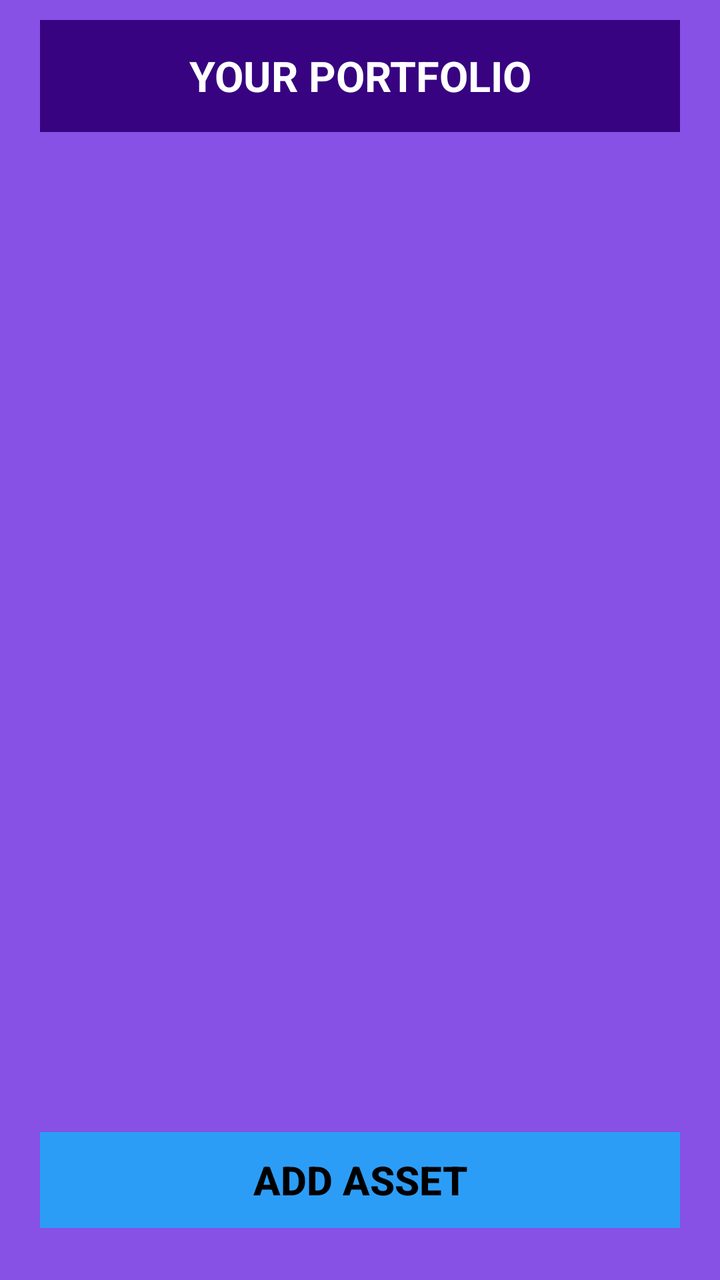
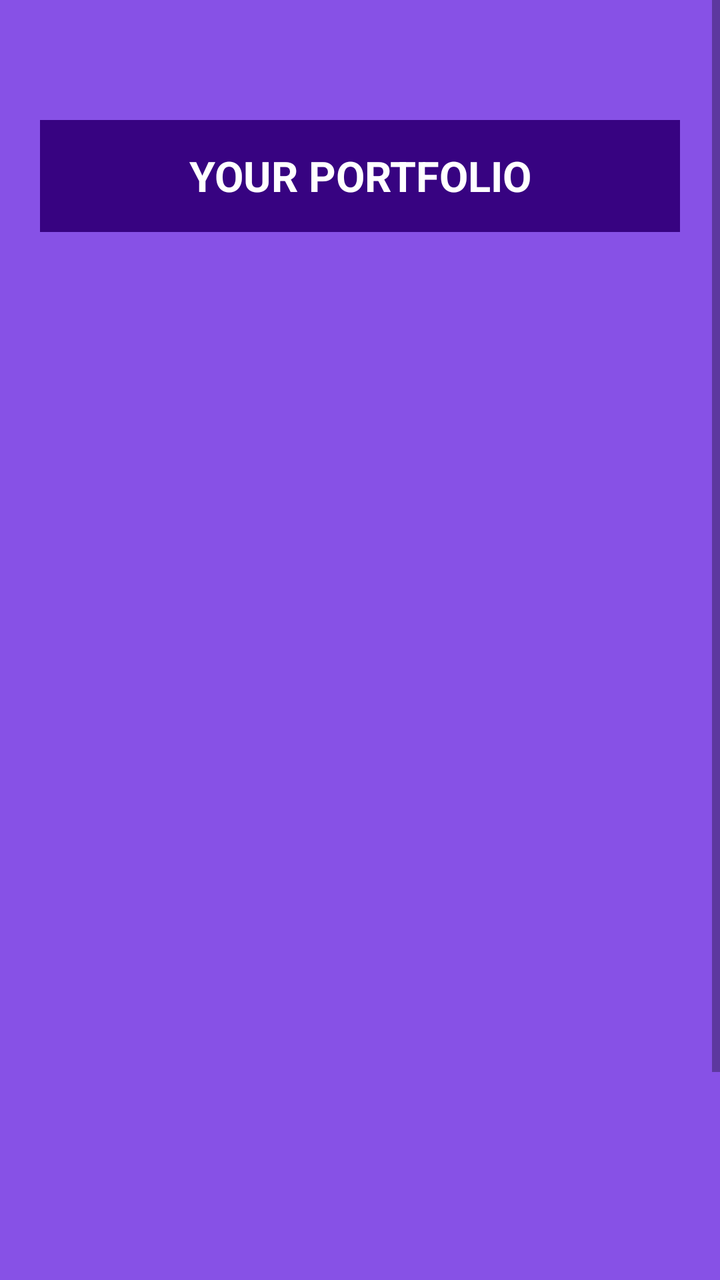

Compare the two renders of this Android layout. The source of the first and the diff that turns it into the second are given below.
<!-- AndroidManifest.xml: application theme Theme.FinanceFit -->
<!-- res/layout/activity_portfolio.xml -->
<?xml version="1.0" encoding="utf-8"?>
<ScrollView xmlns:android="http://schemas.android.com/apk/res/android"
    xmlns:app="http://schemas.android.com/apk/res-auto"
    xmlns:tools="http://schemas.android.com/tools"
    android:layout_width="match_parent"
    android:layout_height="match_parent"
    android:background="#8751E6">
    <LinearLayout
        android:layout_width="match_parent"
        android:layout_height="match_parent"
        android:paddingRight="20sp"
        android:paddingLeft="20sp"
        android:background="#8751E6"
        android:paddingTop="10sp"
        android:orientation="vertical"
        tools:context=".Portfolio">

        <RelativeLayout
            android:layout_width="match_parent"
            android:layout_height="?actionBarSize"
            android:background="#370381"
            android:id="@+id/ToolbarDash">

            <TextView
                android:layout_width="match_parent"
                android:layout_height="wrap_content"
                android:textSize="21sp"
                android:textStyle="bold"
                android:textColor="#fff"
                android:text="YOUR PORTFOLIO"
                android:textAlignment="center"
                android:layout_centerVertical="true"/>
        </RelativeLayout>
        <LinearLayout
            android:layout_width="match_parent"
            android:layout_height="500sp"
            android:orientation="vertical">
            <androidx.recyclerview.widget.RecyclerView
                android:id="@+id/portfolioView"
                android:layout_width="match_parent"
                android:layout_height="match_parent"
                android:layout_marginTop="30sp"
                android:scrollbars="vertical"
                android:clipToPadding="false"
                android:paddingBottom="110sp" />
            <TextView
                android:layout_width="match_parent"
                android:layout_height="match_parent"
                android:gravity="center"
                android:visibility="invisible"
                android:text="No Portfolio/Asset Added"
                android:id="@+id/txtrecyclerText"
                />

        </LinearLayout>

        <androidx.appcompat.widget.AppCompatButton
            android:layout_width="match_parent"
            android:layout_height="wrap_content"
            android:layout_marginTop="0sp"
            android:text="Add Asset"
            android:textColor="#000"
            android:textSize="20sp"
            android:layout_gravity="center"
            android:textStyle="bold"
            android:background="#2C9DF6"
            android:id="@+id/btnadda"/>


    </LinearLayout>
</ScrollView>
<!-- resources referenced by this layout -->
<resources>
  <style name="Theme.FinanceFit" parent="Theme.MaterialComponents.DayNight.NoActionBar">
          
          <item name="colorPrimary">@color/purple_500</item>
          <item name="colorPrimaryVariant">@color/purple_700</item>
          <item name="colorOnPrimary">@color/white</item>
          
          <item name="colorSecondary">@color/teal_200</item>
          <item name="colorSecondaryVariant">@color/teal_700</item>
          <item name="colorOnSecondary">@color/black</item>
          
          <item name="android:statusBarColor">#130041</item>
  
          
      </style>
  <color name="purple_500">#FF6200EE</color>
  <color name="purple_700">#FF3700B3</color>
  <color name="white">#FFFFFFFF</color>
  <color name="teal_200">#FF03DAC5</color>
  <color name="teal_700">#FF018786</color>
  <color name="black">#FF000000</color>
</resources>

<!-- the commit's change to res/layout/activity_portfolio.xml (unified diff, before → after) -->
@@ -18,6 +18,7 @@
         <RelativeLayout
             android:layout_width="match_parent"
             android:layout_height="?actionBarSize"
+            android:layout_marginTop="50sp"
             android:background="#370381"
             android:id="@+id/ToolbarDash">
 
@@ -57,7 +58,7 @@
         <androidx.appcompat.widget.AppCompatButton
             android:layout_width="match_parent"
             android:layout_height="wrap_content"
-            android:layout_marginTop="0sp"
+            android:layout_marginTop="100sp"
             android:text="Add Asset"
             android:textColor="#000"
             android:textSize="20sp"
